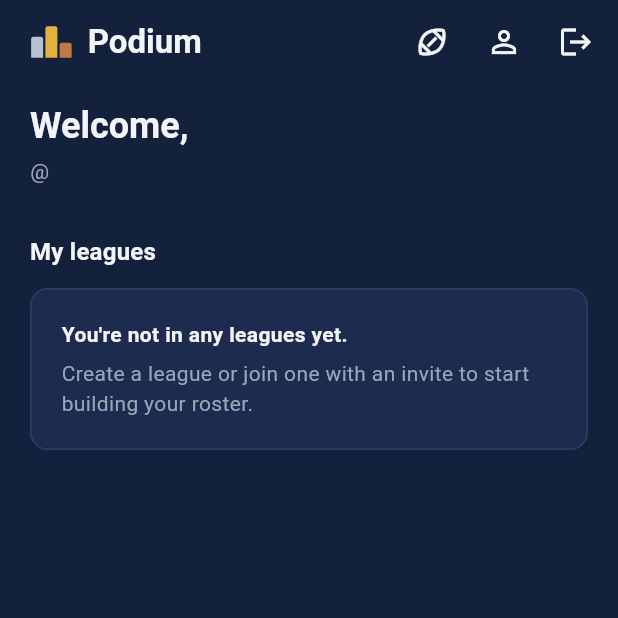
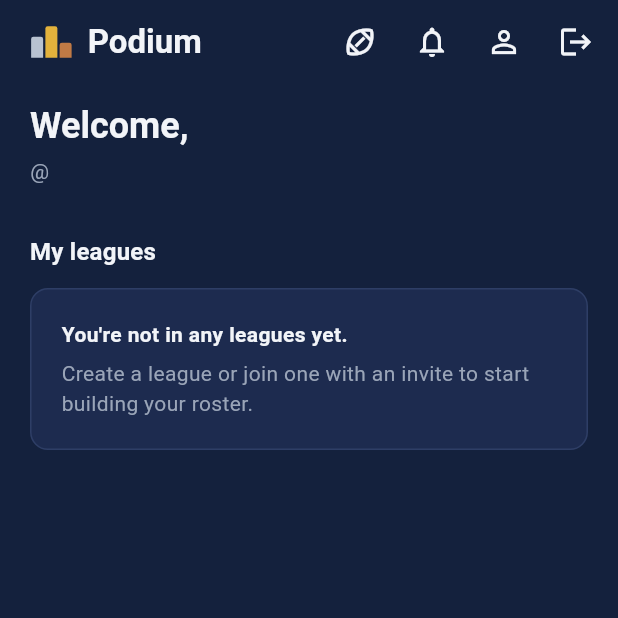
Before and after one commit to cmirandavega/Podium, a Flutter app: the screen it shows once a user with an empty profile is signed in, on a phone screen of 412 x 824 dp, the top half of it. Run offline on Flutter 3.47's test engine with Material 3 defaults, Android fonts, the phone set to English and light mode, and no system bars; our stand-ins replace cloud_firestore, firebase_auth, firebase_core; accounts and stored records are empty.

Commit message:
Add notifications: inbox, unread badge, gold bell, automatic notifications

```diff
--- /dev/null
+++ b/lib/models/app_notification.dart
@@ -0,0 +1,35 @@
+import 'package:cloud_firestore/cloud_firestore.dart';
+
+/// A notification for one user, stored in Firestore at notifications/{id}.
+class AppNotification {
+  const AppNotification({
+    required this.id,
+    required this.userId,
+    required this.type,
+    required this.message,
+    required this.isRead,
+    this.relatedId,
+    this.createdAt,
+  });
+
+  final String id;
+  final String userId;
+  final String type; // welcome, profile_updated, account_status, trade_offer, ...
+  final String message;
+  final bool isRead;
+  final String? relatedId;
+  final DateTime? createdAt; // null for a moment while the server timestamp is pending
+
+  factory AppNotification.fromFirestore(DocumentSnapshot<Map<String, dynamic>> doc) {
+    final data = doc.data() ?? <String, dynamic>{};
+    return AppNotification(
+      id: doc.id,
+      userId: data['userId'] as String? ?? '',
+      type: data['type'] as String? ?? 'general',
+      message: data['message'] as String? ?? '',
+      isRead: data['isRead'] as bool? ?? false,
+      relatedId: data['relatedId'] as String?,
+      createdAt: (data['createdAt'] as Timestamp?)?.toDate(),
+    );
+  }
+}
--- a/lib/screens/home/home_screen.dart
+++ b/lib/screens/home/home_screen.dart
@@ -3,6 +3,7 @@ import 'package:flutter/material.dart';
 import '../../models/app_user.dart';
 import '../../services/auth_service.dart';
 import '../../theme.dart';
+import '../../widgets/notification_bell.dart';
 import '../../widgets/podium_mark.dart';
 import '../admin/admin_screen.dart';
 import '../profile/profile_screen.dart';
@@ -43,6 +44,7 @@ class HomeScreen extends StatelessWidget {
               MaterialPageRoute(builder: (_) => const ScoresScreen()),
             ),
           ),
+          NotificationBell(uid: user.uid),
           IconButton(
             tooltip: 'Profile',
             icon: const Icon(Icons.person_outline),
--- /dev/null
+++ b/lib/widgets/notification_bell.dart
@@ -0,0 +1,53 @@
+import 'package:flutter/material.dart';
+
+import '../screens/notifications/notifications_screen.dart';
+import '../services/notification_service.dart';
+import '../theme.dart';
+
+/// App bar bell with a live unread count. Turns gold and filled when
+/// there are unread notifications, and back to an outline once they're read.
+class NotificationBell extends StatefulWidget {
+  const NotificationBell({super.key, required this.uid});
+
+  final String uid;
+
+  @override
+  State<NotificationBell> createState() => _NotificationBellState();
+}
+
+class _NotificationBellState extends State<NotificationBell> {
+  late final Stream<int> _unread = NotificationService().watchUnreadCount(widget.uid);
+
+  @override
+  Widget build(BuildContext context) {
+    return StreamBuilder<int>(
+      stream: _unread,
+      builder: (context, snapshot) {
+        final count = snapshot.data ?? 0;
+        final hasUnread = count > 0;
+        return IconButton(
+          tooltip: hasUnread ? 'Notifications, $count unread' : 'Notifications',
+          onPressed: () => Navigator.of(context).push(
+            MaterialPageRoute(builder: (_) => NotificationsScreen(uid: widget.uid)),
+          ),
+          icon: Badge(
+            isLabelVisible: hasUnread,
+            label: Text(count > 9 ? '9+' : '$count'),
+            backgroundColor: PodiumColors.gold,
+            textColor: PodiumColors.navy,
+            child: AnimatedSwitcher(
+              duration: const Duration(milliseconds: 250),
+              transitionBuilder: (child, animation) =>
+                  ScaleTransition(scale: animation, child: child),
+              child: Icon(
+                hasUnread ? Icons.notifications_active : Icons.notifications_outlined,
+                key: ValueKey(hasUnread),
+                color: hasUnread ? PodiumColors.gold : null,
+              ),
+            ),
+          ),
+        );
+      },
+    );
+  }
+}
```
Also changed, not shown: lib/screens/admin/admin_screen.dart (+8 -0 lines), lib/screens/notifications/notifications_screen.dart (added, +183 -0 lines), lib/screens/profile/profile_screen.dart (+8 -1 lines), lib/services/auth_service.dart (+11 -0 lines), lib/services/notification_service.dart (added, +74 -0 lines), 1 other file.
